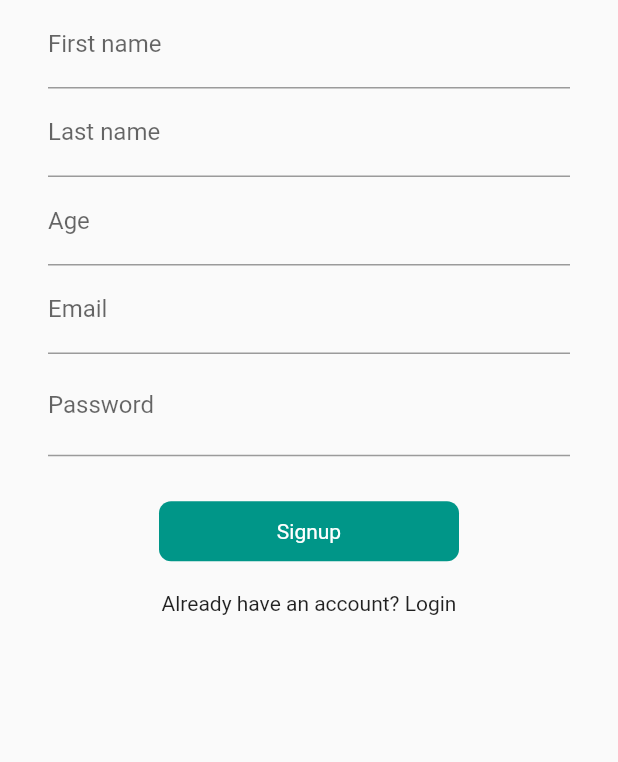
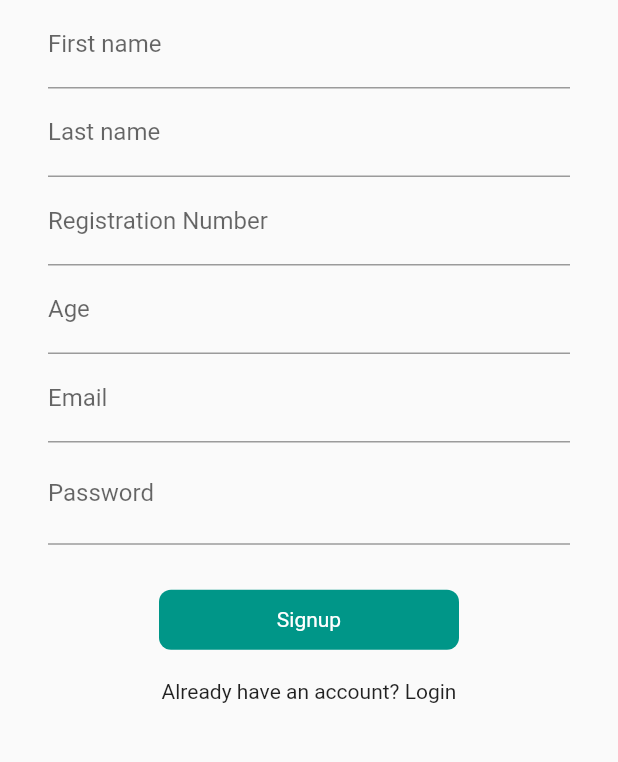
Before and after one commit to SanaWakeel/emersonbustracking, a Flutter app: the SignupView screen opened by its route, on a phone screen of 412 x 824 dp, the part 372-1134 px from its top. Run offline on Flutter 3.47's test engine with Material 2 defaults, Android fonts, the phone set to English and light mode, and no system bars; our stand-ins replace another_flushbar, firebase_auth, firebase_core, firebase_database, firebase_messaging, fluttertoast and 4 more; missing offline and left inert: flutter_polyline_points, maps_curved_line; accounts and stored records are empty.

Commit message:
registration number issue fixed

```diff
--- /dev/null
+++ b/lib/enum/user_type.dart
@@ -0,0 +1,4 @@
+enum UserType {
+  admin,
+  user,
+}
--- a/lib/utils/utils.dart
+++ b/lib/utils/utils.dart
@@ -7,6 +7,7 @@ class Utils {
   static const String googleApiKey = "AIzaSyDXRCj0868fNVIVvBvLVMnwjgZUT43f1c8";
   static String userName = "";
   static String registrationNo = "";
+  static int UserType = 1;
 
   static void fieldFocusChange(
       BuildContext context, FocusNode current, FocusNode nextFocus) {
--- a/lib/view/login_view.dart
+++ b/lib/view/login_view.dart
@@ -1,5 +1,6 @@
 import 'dart:convert';
 
+import 'package:emersonbustracking/enum/user_type.dart';
 import 'package:firebase_auth/firebase_auth.dart';
 import 'package:firebase_database/firebase_database.dart';
 import 'package:flutter/material.dart';
@@ -73,6 +74,7 @@ class _LoginViewState extends State<LoginView> {
           prefs.setString('userModel', json.encode(signUpModel));
           Utils.userName = "${signUpModel.firstName} ${signUpModel.lastName}";
           Utils.registrationNo = signUpModel.registrationNo.toString();
+          Utils.UserType = signUpModel.role!;
           Utils.toastMessage("Login Success");
           print("role:${signUpModel.role}");
 
@@ -80,11 +82,11 @@ class _LoginViewState extends State<LoginView> {
           signUpModelShared = SignUpModel.fromJson(signUpModelShared);
           debugPrint("SignUpModel Role SharedPreference:${signUpModelShared}");
           Navigator.of(context).pop();
-          if (signUpModelShared!.role == 0) {
+          if (signUpModelShared!.role == UserType.admin.index) {
             // Navigator.of(context).pushNamedAndRemoveUntil(
             //     RouteName.adminHome, (Route<dynamic> route) => false);
             Navigator.pushReplacementNamed(context, RouteName.adminHome);
-          } else {
+          } else if (signUpModelShared!.role == UserType.user.index) {
             Navigator.pushReplacementNamed(context, RouteName.home);
             // Navigator.of(context).pushNamedAndRemoveUntil(
             //     RouteName.home, (Route<dynamic> route) => false);
--- a/lib/view/signup_view.dart
+++ b/lib/view/signup_view.dart
@@ -38,6 +38,7 @@ class _SignupViewState extends State<SignupView> {
   FocusNode ageFocusNode = FocusNode();
   FocusNode emailFocusNode = FocusNode();
   FocusNode passwordFocusNode = FocusNode();
+  FocusNode registrationFocusNode = FocusNode();
   final _auth = FirebaseAuth.instance;
 
   void dispose() {
@@ -46,6 +47,7 @@ class _SignupViewState extends State<SignupView> {
     _passwordController.dispose();
     emailFocusNode.dispose();
     passwordFocusNode.dispose();
+    registrationFocusNode.dispose();
     obsurePassword.dispose();
   }
 
@@ -92,6 +94,7 @@ class _SignupViewState extends State<SignupView> {
           Utils.toastMessage("Signup Success");
           Utils.userName = "${signUpModel.firstName} ${signUpModel.lastName}";
           Utils.registrationNo = signUpModel.registrationNo.toString();
+          Utils.UserType = signUpModel.role!;
           final prefs = await SharedPreferences.getInstance();
           prefs.setString('userModel', json.encode(signUpModel));
           Navigator.of(context).pop();
@@ -173,11 +176,31 @@ class _SignupViewState extends State<SignupView> {
                       ),
                       onFieldSubmitted: (value) {
                         Utils.fieldFocusChange(
-                            context, lnameFocusNode, ageFocusNode);
+                            context, lnameFocusNode, registrationFocusNode);
                       },
                       validator: (value) {
                         if (value!.isEmpty) {
                           return "Please enter last name";
+                        }
+                        return null;
+                      },
+                    ),
+                    TextFormField(
+                      keyboardType: TextInputType.name,
+                      controller: _registrationNoController,
+                      focusNode: registrationFocusNode,
+                      decoration: const InputDecoration(
+                        hintText: "registration number",
+                        label: Text("Registration Number"),
+                        // prefixIcon: Icon(Icons.person),
+                      ),
+                      onFieldSubmitted: (value) {
+                        Utils.fieldFocusChange(
+                            context, registrationFocusNode, ageFocusNode);
+                      },
+                      validator: (value) {
+                        if (value!.isEmpty) {
+                          return "Please enter registration number";
                         }
                         return null;
                       },
```
Also changed, not shown: lib/view/home_view.dart (+15 -14 lines), lib/view/widgets/drawer_menu.dart (+32 -18 lines), lib/viewModel/service/firebase_service/splash_services.dart (+16 -10 lines).
